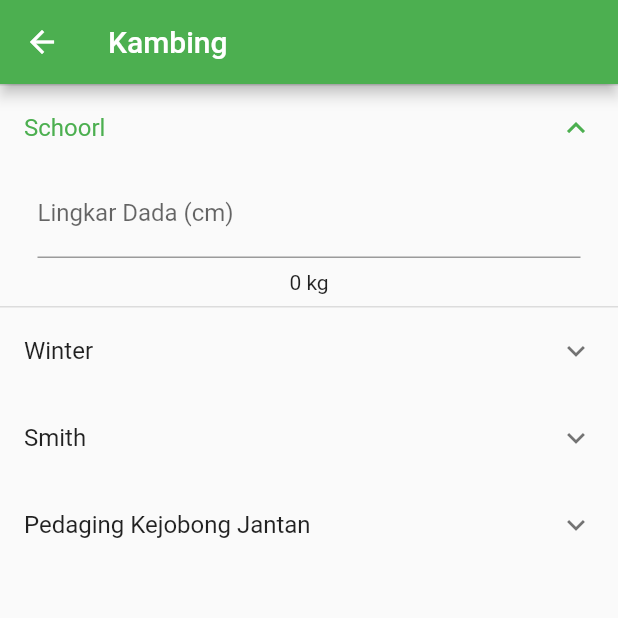
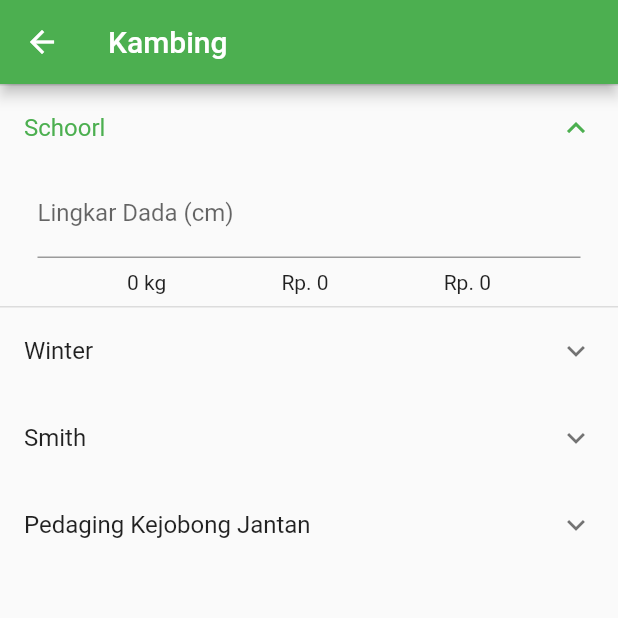
Before and after one commit to liemroym/bbternak_calc, a Flutter app: the KambingPage screen opened by its route, after a tap on "Schoorl", on a phone screen of 412 x 824 dp, the top half of it. Run offline on Flutter 3.47's test engine with Material 2 defaults, Android fonts, the light colour scheme and no system bars; our stand-ins replace fl_chart; missing offline and left inert: excel; network calls fail.

Commit message:
Added chart

```diff
--- a/lib/components/calculator.dart
+++ b/lib/components/calculator.dart
@@ -1,4 +1,5 @@
 import 'package:flutter/material.dart';
+import 'package:intl/intl.dart';
 
 class Calculator extends StatefulWidget {
   const Calculator({
@@ -28,7 +29,8 @@ class Calculator extends StatefulWidget {
 }
 
 class _CalculatorState extends State<Calculator> {
-  String output = "0 kg";
+  String weight = "0 kg", priceJateng = "Rp. 0", priceKlaten = "Rp. 0";
+
   Map<String, TextEditingController> _controllers = {};
 
   @override
@@ -48,9 +50,17 @@ class _CalculatorState extends State<Calculator> {
   }
 
   void _onTextChanged() {
-    num result = widget.calcFunc(_controllers);
+    num weightCalc = widget.calcFunc(_controllers);
+    num? priceJatengCalc, priceKlatenCalc;
+    if (widget.prices != null) {
+      priceJatengCalc = widget.prices!["priceJateng"]! * weightCalc;
+      priceKlatenCalc = widget.prices!["priceKlaten"]! * weightCalc;
+    }
+
     setState(() {
-      output = "${result.toStringAsFixed(2)} kg";
+      weight = "${NumberFormat('#,##0.00').format(weightCalc)} kg";
+      priceJateng = "Rp. ${NumberFormat('#,##0.00').format(priceJatengCalc)}";
+      priceKlaten = "Rp. ${NumberFormat('#,##0.00').format(priceKlatenCalc)}";
     });
   }
 
@@ -81,8 +91,22 @@ class _CalculatorState extends State<Calculator> {
       ),
       Container(
           margin: EdgeInsets.all(8.0),
-          child: Text(
-            output,
+          child: Row(
+            children: [
+              const Spacer(),
+              Text(
+                weight,
+              ),
+              const Spacer(),
+              Text(
+                priceJateng,
+              ),
+              const Spacer(),
+              Text(
+                priceKlaten,
+              ),
+              const Spacer(),
+            ],
           ))
     ]);
   }
--- a/pubspec.yaml
+++ b/pubspec.yaml
@@ -38,6 +38,8 @@ dependencies:
   cupertino_icons: ^1.0.2
   http: ^0.13.5
   excel: ^2.0.4
+  intl: ^0.18.1
+  fl_chart: ^0.62.0
 
 dev_dependencies:
   flutter_test:
```
Also changed, not shown: lib/pages/sapi_page.dart (+73 -23 lines), pubspec.lock.
